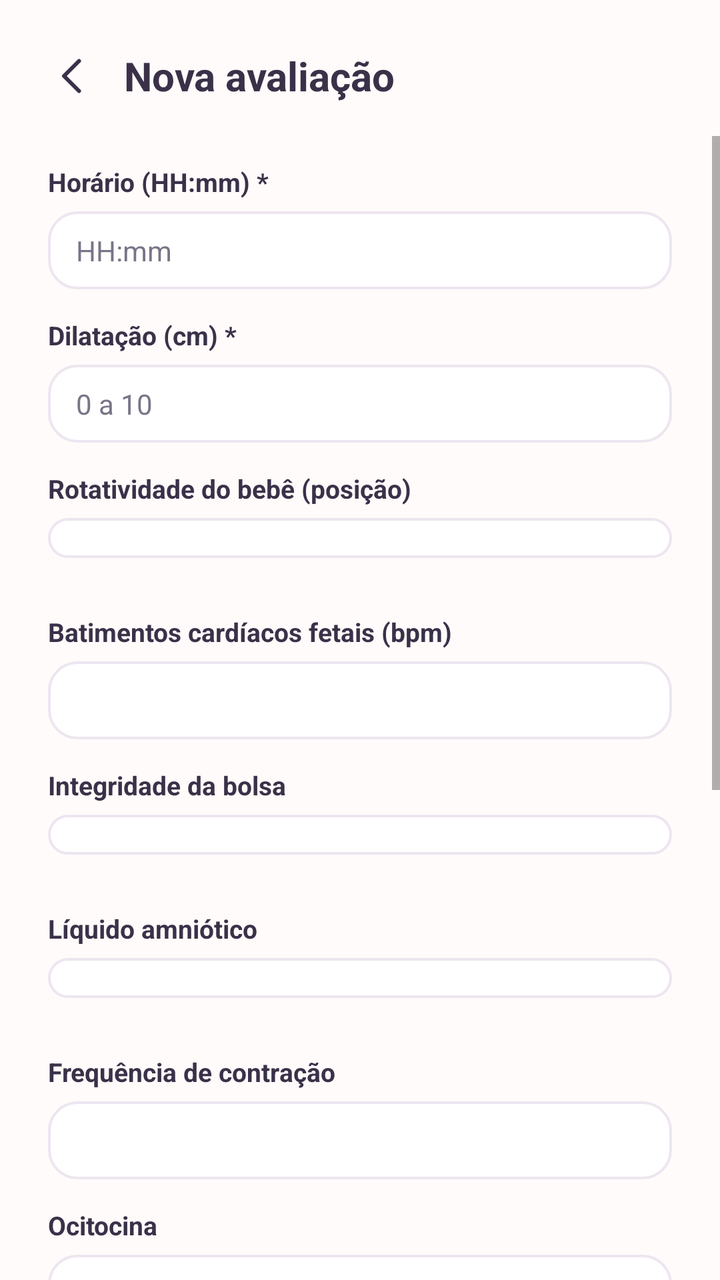
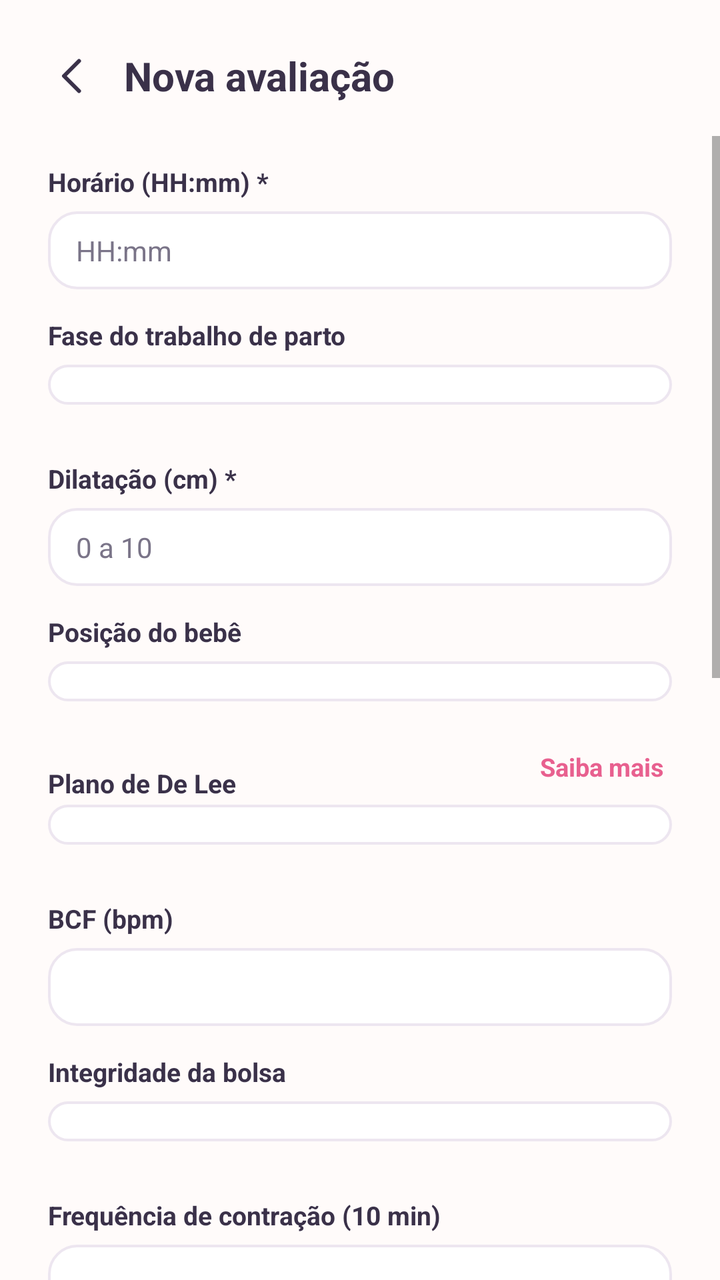

An Android layout rendered at two revisions. The XML below is the earlier revision; the diff shows what the commit changed to produce the second picture.
<!-- AndroidManifest.xml: activity theme AppTheme.NoActionBar -->
<!-- res/layout/activity_nova_avaliacao.xml -->
<?xml version="1.0" encoding="utf-8"?>
<LinearLayout xmlns:android="http://schemas.android.com/apk/res/android"
    android:layout_width="match_parent"
    android:layout_height="match_parent"
    android:background="@color/background"
    android:orientation="vertical">

    <LinearLayout
        android:layout_width="match_parent"
        android:layout_height="wrap_content"
        android:gravity="center_vertical"
        android:orientation="horizontal"
        android:paddingStart="16dp"
        android:paddingEnd="24dp"
        android:paddingTop="18dp"
        android:paddingBottom="10dp">

        <ImageView
            android:id="@+id/btnVoltar"
            android:layout_width="40dp"
            android:layout_height="40dp"
            android:background="?android:attr/selectableItemBackgroundBorderless"
            android:padding="8dp"
            android:src="@drawable/ic_back_thin" />

        <TextView
            android:layout_width="wrap_content"
            android:layout_height="wrap_content"
            android:layout_marginStart="6dp"
            android:text="@string/nova_avaliacao_titulo"
            android:textColor="@color/textPrimary"
            android:textSize="20sp"
            android:textStyle="bold" />
    </LinearLayout>

    <ScrollView
        android:layout_width="match_parent"
        android:layout_height="0dp"
        android:layout_weight="1"
        android:clipToPadding="false"
        android:fillViewport="true">

        <LinearLayout
            android:layout_width="match_parent"
            android:layout_height="wrap_content"
            android:orientation="vertical"
            android:paddingStart="24dp"
            android:paddingEnd="24dp"
            android:paddingBottom="24dp">

            <TextView style="@style/CampoLabel" android:text="@string/nova_avaliacao_horario" />
            <EditText
                android:id="@+id/edtHorario"
                style="@style/CampoInput"
                android:hint="HH:mm"
                android:inputType="datetime" />

            <TextView style="@style/CampoLabel" android:text="@string/nova_avaliacao_dilatacao" />
            <EditText
                android:id="@+id/edtDilatacao"
                style="@style/CampoInput"
                android:hint="0 a 10"
                android:inputType="numberDecimal" />

            <TextView style="@style/CampoLabel" android:text="@string/nova_avaliacao_posicao_lee" />
            <Spinner
                android:id="@+id/spinnerPosicaoLee"
                android:layout_width="match_parent"
                android:layout_height="wrap_content"
                android:layout_marginBottom="14dp"
                android:background="@drawable/bg_input_field"
                android:paddingStart="14dp"
                android:paddingEnd="14dp"
                android:spinnerMode="dropdown" />

            <TextView style="@style/CampoLabel" android:text="@string/nova_avaliacao_batimentos" />
            <EditText
                android:id="@+id/edtBatimentos"
                style="@style/CampoInput"
                android:inputType="number" />

            <TextView style="@style/CampoLabel" android:text="@string/nova_avaliacao_integridade" />
            <Spinner
                android:id="@+id/spinnerIntegridade"
                android:layout_width="match_parent"
                android:layout_height="wrap_content"
                android:layout_marginBottom="14dp"
                android:background="@drawable/bg_input_field"
                android:paddingStart="14dp"
                android:paddingEnd="14dp"
                android:spinnerMode="dropdown" />

            <TextView style="@style/CampoLabel" android:text="@string/nova_avaliacao_liquido" />
            <Spinner
                android:id="@+id/spinnerLiquido"
                android:layout_width="match_parent"
                android:layout_height="wrap_content"
                android:layout_marginBottom="14dp"
                android:background="@drawable/bg_input_field"
                android:paddingStart="14dp"
                android:paddingEnd="14dp"
                android:spinnerMode="dropdown" />

            <TextView style="@style/CampoLabel" android:text="@string/nova_avaliacao_freq_contracao" />
            <EditText
                android:id="@+id/edtFreqContracao"
                style="@style/CampoInput"
                android:inputType="text" />

            <TextView style="@style/CampoLabel" android:text="@string/nova_avaliacao_ocitocina" />
            <EditText
                android:id="@+id/edtOcitocina"
                style="@style/CampoInput"
                android:inputType="text" />

            <TextView style="@style/CampoLabel" android:text="@string/nova_avaliacao_mesoprostol" />
            <EditText
                android:id="@+id/edtMesoprostol"
                style="@style/CampoInput"
                android:inputType="text" />

            <TextView style="@style/CampoLabel" android:text="@string/nova_avaliacao_remedios" />
            <EditText
                android:id="@+id/edtRemedios"
                style="@style/CampoInput"
                android:inputType="text" />

            <TextView style="@style/CampoLabel" android:text="@string/nova_avaliacao_examinador" />
            <EditText
                android:id="@+id/edtExaminador"
                style="@style/CampoInput"
                android:inputType="textPersonName|textCapWords" />

            <TextView style="@style/CampoLabel" android:text="@string/nova_avaliacao_intercorrencia" />
            <EditText
                android:id="@+id/edtIntercorrencia"
                style="@style/CampoInput"
                android:inputType="textMultiLine"
                android:minLines="2" />

            <LinearLayout
                android:id="@+id/btnSalvarAvaliacao"
                android:layout_width="match_parent"
                android:layout_height="wrap_content"
                android:layout_marginTop="10dp"
                android:background="@drawable/bg_button_primary"
                android:clickable="true"
                android:focusable="true"
                android:gravity="center"
                android:paddingTop="13dp"
                android:paddingBottom="13dp">

                <TextView
                    android:layout_width="wrap_content"
                    android:layout_height="wrap_content"
                    android:text="@string/nova_avaliacao_salvar"
                    android:textColor="#FFFFFFFF"
                    android:textSize="14.5sp"
                    android:textStyle="bold" />
            </LinearLayout>

            <ProgressBar
                android:id="@+id/progressSalvando"
                android:layout_width="wrap_content"
                android:layout_height="wrap_content"
                android:layout_gravity="center"
                android:layout_marginTop="16dp"
                android:indeterminateTint="@color/primaryPink"
                android:visibility="gone" />
        </LinearLayout>
    </ScrollView>
</LinearLayout>
<!-- resources referenced by this layout -->
<resources>
  <color name="background">#FFFBFA</color>
  <color name="primaryPink">#E8608F</color>
  <color name="textPrimary">#3A3149</color>
  <!-- drawable bg_button_primary (drawable) -->
  <?xml version="1.0" encoding="utf-8"?>
  <ripple xmlns:android="http://schemas.android.com/apk/res/android"
      android:color="#33FFFFFF">
      <item>
          <shape android:shape="rectangle">
              <solid android:color="@color/colorAccent" />
              <corners android:radius="100dp" />
          </shape>
      </item>
  </ripple>
  <string name="nova_avaliacao_batimentos">Batimentos cardíacos fetais (bpm)</string>
  <string name="nova_avaliacao_dilatacao">Dilatação (cm) *</string>
  <string name="nova_avaliacao_examinador">Examinador</string>
  <string name="nova_avaliacao_freq_contracao">Frequência de contração</string>
  <string name="nova_avaliacao_horario">Horário (HH:mm) *</string>
  <string name="nova_avaliacao_integridade">Integridade da bolsa</string>
  <string name="nova_avaliacao_intercorrencia">Intercorrência (opcional)</string>
  <string name="nova_avaliacao_liquido">Líquido amniótico</string>
  <string name="nova_avaliacao_mesoprostol">Misoprostol</string>
  <string name="nova_avaliacao_ocitocina">Ocitocina</string>
  <string name="nova_avaliacao_posicao_lee">Rotatividade do bebê (posição)</string>
  <string name="nova_avaliacao_remedios">Outros remédios</string>
  <string name="nova_avaliacao_salvar">Salvar avaliação</string>
  <string name="nova_avaliacao_titulo">Nova avaliação</string>
  <style name="CampoInput">
          <item name="android:layout_width">match_parent</item>
          <item name="android:layout_height">wrap_content</item>
          <item name="android:background">@drawable/bg_input_field</item>
          <item name="android:textColor">@color/textPrimary</item>
          <item name="android:textColorHint">@color/textSecondary</item>
          <item name="android:textSize">14sp</item>
      </style>
  <style name="AppTheme.NoActionBar" parent="Theme.AppCompat.Light.NoActionBar">
          <item name="colorPrimary">@color/colorPrimary</item>
          <item name="colorPrimaryDark">@color/colorPrimaryDark</item>
          <item name="colorAccent">@color/colorAccent</item>
          <item name="android:windowBackground">@color/background</item>
      </style>
  <color name="colorAccent">#FF5FB8AE</color>
  <color name="surface">#FFFFFF</color>
  <color name="border">#EDE6F0</color>
  <color name="textSecondary">#7A7488</color>
  <color name="colorPrimary">#FFE8608F</color>
  <color name="colorPrimaryDark">#FFC94770</color>
  <!-- unchanged entries left out for length: 3 -->
</resources>

<!-- the commit's change to res/layout/activity_nova_avaliacao.xml (unified diff, before → after) -->
@@ -55,6 +55,17 @@
                 android:hint="HH:mm"
                 android:inputType="datetime" />
 
+            <TextView style="@style/CampoLabel" android:text="@string/nova_avaliacao_fase_trabalho_parto" />
+            <Spinner
+                android:id="@+id/spinnerFaseTrabalhoParto"
+                android:layout_width="match_parent"
+                android:layout_height="wrap_content"
+                android:layout_marginBottom="14dp"
+                android:background="@drawable/bg_input_field"
+                android:paddingStart="14dp"
+                android:paddingEnd="14dp"
+                android:spinnerMode="dropdown" />
+
             <TextView style="@style/CampoLabel" android:text="@string/nova_avaliacao_dilatacao" />
             <EditText
                 android:id="@+id/edtDilatacao"
@@ -62,9 +73,43 @@
                 android:hint="0 a 10"
                 android:inputType="numberDecimal" />
 
-            <TextView style="@style/CampoLabel" android:text="@string/nova_avaliacao_posicao_lee" />
-            <Spinner
-                android:id="@+id/spinnerPosicaoLee"
+            <TextView style="@style/CampoLabel" android:text="@string/nova_avaliacao_posicao_bebe" />
+            <Spinner
+                android:id="@+id/spinnerPosicaoBebe"
+                android:layout_width="match_parent"
+                android:layout_height="wrap_content"
+                android:layout_marginBottom="14dp"
+                android:background="@drawable/bg_input_field"
+                android:paddingStart="14dp"
+                android:paddingEnd="14dp"
+                android:spinnerMode="dropdown" />
+
+            <LinearLayout
+                android:layout_width="match_parent"
+                android:layout_height="wrap_content"
+                android:gravity="center_vertical"
+                android:orientation="horizontal">
+
+                <TextView
+                    style="@style/CampoLabel"
+                    android:layout_width="0dp"
+                    android:layout_weight="1"
+                    android:text="@string/nova_avaliacao_plano_de_lee" />
+
+                <TextView
+                    android:id="@+id/btnSaibaMaisDeLee"
+                    android:layout_width="wrap_content"
+                    android:layout_height="wrap_content"
+                    android:clickable="true"
+                    android:focusable="true"
+                    android:padding="4dp"
+                    android:text="@string/nova_avaliacao_saiba_mais"
+                    android:textColor="@color/primaryPink"
+                    android:textSize="12.5sp"
+                    android:textStyle="bold" />
+            </LinearLayout>
+            <Spinner
+                android:id="@+id/spinnerPlanoDeLee"
                 android:layout_width="match_parent"
                 android:layout_height="wrap_content"
                 android:layout_marginBottom="14dp"
@@ -90,16 +135,24 @@
                 android:paddingEnd="14dp"
                 android:spinnerMode="dropdown" />
 
-            <TextView style="@style/CampoLabel" android:text="@string/nova_avaliacao_liquido" />
-            <Spinner
-                android:id="@+id/spinnerLiquido"
-                android:layout_width="match_parent"
-                android:layout_height="wrap_content"
-                android:layout_marginBottom="14dp"
-                android:background="@drawable/bg_input_field"
-                android:paddingStart="14dp"
-                android:paddingEnd="14dp"
-                android:spinnerMode="dropdown" />
+            <LinearLayout
+                android:id="@+id/containerLiquido"
+                android:layout_width="match_parent"
+                android:layout_height="wrap_content"
+                android:orientation="vertical"
+                android:visibility="gone">
+
+                <TextView style="@style/CampoLabel" android:text="@string/nova_avaliacao_liquido" />
+                <Spinner
+                    android:id="@+id/spinnerLiquido"
+                    android:layout_width="match_parent"
+                    android:layout_height="wrap_content"
+                    android:layout_marginBottom="14dp"
+                    android:background="@drawable/bg_input_field"
+                    android:paddingStart="14dp"
+                    android:paddingEnd="14dp"
+                    android:spinnerMode="dropdown" />
+            </LinearLayout>
 
             <TextView style="@style/CampoLabel" android:text="@string/nova_avaliacao_freq_contracao" />
             <EditText
@@ -131,9 +184,72 @@
                 style="@style/CampoInput"
                 android:inputType="textPersonName|textCapWords" />
 
-            <TextView style="@style/CampoLabel" android:text="@string/nova_avaliacao_intercorrencia" />
-            <EditText
-                android:id="@+id/edtIntercorrencia"
+            <TextView style="@style/CampoLabel" android:text="@string/nova_avaliacao_metodos_nao_farmacologicos" />
+            <LinearLayout
+                android:id="@+id/containerMetodosNaoFarmacologicos"
+                android:layout_width="match_parent"
+                android:layout_height="wrap_content"
+                android:layout_marginBottom="8dp"
+                android:orientation="vertical" />
+
+            <TextView style="@style/CampoLabel" android:text="@string/nova_avaliacao_teve_intercorrencia" />
+            <LinearLayout
+                android:layout_width="match_parent"
+                android:layout_height="wrap_content"
+                android:layout_marginBottom="14dp"
+                android:orientation="horizontal">
+
+                <TextView
+                    android:id="@+id/btnIntercorrenciaNao"
+                    android:layout_width="0dp"
+                    android:layout_height="wrap_content"
+                    android:layout_weight="1"
+                    android:layout_marginEnd="6dp"
+                    android:background="@drawable/bg_segment_selected"
+                    android:clickable="true"
+                    android:focusable="true"
+                    android:gravity="center"
+                    android:paddingTop="10dp"
+                    android:paddingBottom="10dp"
+                    android:text="@string/nova_avaliacao_intercorrencia_nao"
+                    android:textColor="@color/primaryPink"
+                    android:textSize="13sp"
+                    android:textStyle="bold" />
+
+                <TextView
+                    android:id="@+id/btnIntercorrenciaSim"
+                    android:layout_width="0dp"
+                    android:layout_height="wrap_content"
+                    android:layout_weight="1"
+                    android:background="@drawable/bg_segment_unselected"
+                    android:clickable="true"
+                    android:focusable="true"
+                    android:gravity="center"
+                    android:paddingTop="10dp"
+                    android:paddingBottom="10dp"
+                    android:text="@string/nova_avaliacao_intercorrencia_sim"
+                    android:textColor="@color/textSecondary"
+                    android:textSize="13sp" />
+            </LinearLayout>
+
+            <LinearLayout
+                android:id="@+id/containerDescricaoIntercorrencia"
+                android:layout_width="match_parent"
+                android:layout_height="wrap_content"
+                android:orientation="vertical"
+                android:visibility="gone">
+
+                <TextView style="@style/CampoLabel" android:text="@string/nova_avaliacao_descricao_intercorrencia" />
+                <EditText
+                    android:id="@+id/edtIntercorrencia"
+                    style="@style/CampoInput"
+                    android:inputType="textMultiLine"
+                    android:minLines="2" />
+            </LinearLayout>
+
+            <TextView style="@style/CampoLabel" android:text="@string/nova_avaliacao_observacao_adicional" />
+            <EditText
+                android:id="@+id/edtObservacaoAdicional"
                 style="@style/CampoInput"
                 android:inputType="textMultiLine"
                 android:minLines="2" />
<!-- resource entries referenced after the edit -->
@@ -14,19 +14,42 @@
           </shape>
       </item>
   </ripple>
-  <string name="nova_avaliacao_batimentos">Batimentos cardíacos fetais (bpm)</string>
+  <!-- drawable bg_segment_selected (drawable) -->
+  <?xml version="1.0" encoding="utf-8"?>
+  <shape xmlns:android="http://schemas.android.com/apk/res/android"
+      android:shape="rectangle">
+      <solid android:color="@color/blobPinkSoft" />
+      <corners android:radius="12dp" />
+  </shape>
+  <!-- drawable bg_segment_unselected (drawable) -->
+  <?xml version="1.0" encoding="utf-8"?>
+  <shape xmlns:android="http://schemas.android.com/apk/res/android"
+      android:shape="rectangle">
+      <solid android:color="@color/surface" />
+      <stroke android:width="1dp" android:color="@color/border" />
+      <corners android:radius="12dp" />
+  </shape>
+  <string name="nova_avaliacao_batimentos">BCF (bpm)</string>
+  <string name="nova_avaliacao_descricao_intercorrencia">Descreva a intercorrência</string>
   <string name="nova_avaliacao_dilatacao">Dilatação (cm) *</string>
   <string name="nova_avaliacao_examinador">Examinador</string>
-  <string name="nova_avaliacao_freq_contracao">Frequência de contração</string>
+  <string name="nova_avaliacao_fase_trabalho_parto">Fase do trabalho de parto</string>
+  <string name="nova_avaliacao_freq_contracao">Frequência de contração (10 min)</string>
   <string name="nova_avaliacao_horario">Horário (HH:mm) *</string>
   <string name="nova_avaliacao_integridade">Integridade da bolsa</string>
-  <string name="nova_avaliacao_intercorrencia">Intercorrência (opcional)</string>
+  <string name="nova_avaliacao_intercorrencia_nao">Não</string>
+  <string name="nova_avaliacao_intercorrencia_sim">Sim</string>
   <string name="nova_avaliacao_liquido">Líquido amniótico</string>
   <string name="nova_avaliacao_mesoprostol">Misoprostol</string>
+  <string name="nova_avaliacao_metodos_nao_farmacologicos">Métodos não farmacológicos para alívio da dor</string>
+  <string name="nova_avaliacao_observacao_adicional">Observação adicional</string>
   <string name="nova_avaliacao_ocitocina">Ocitocina</string>
-  <string name="nova_avaliacao_posicao_lee">Rotatividade do bebê (posição)</string>
-  <string name="nova_avaliacao_remedios">Outros remédios</string>
+  <string name="nova_avaliacao_plano_de_lee">Plano de De Lee</string>
+  <string name="nova_avaliacao_posicao_bebe">Posição do bebê</string>
+  <string name="nova_avaliacao_remedios">Outras medicações</string>
+  <string name="nova_avaliacao_saiba_mais">Saiba mais</string>
   <string name="nova_avaliacao_salvar">Salvar avaliação</string>
+  <string name="nova_avaliacao_teve_intercorrencia">Intercorrências</string>
   <string name="nova_avaliacao_titulo">Nova avaliação</string>
   <style name="CampoInput">
           <item name="android:layout_width">match_parent</item>
@@ -45,6 +68,7 @@
   <color name="colorAccent">#FF5FB8AE</color>
   <color name="surface">#FFFFFF</color>
   <color name="border">#EDE6F0</color>
+  <color name="blobPinkSoft">#F6C9DA</color>
   <color name="textSecondary">#7A7488</color>
   <color name="colorPrimary">#FFE8608F</color>
   <color name="colorPrimaryDark">#FFC94770</color>
